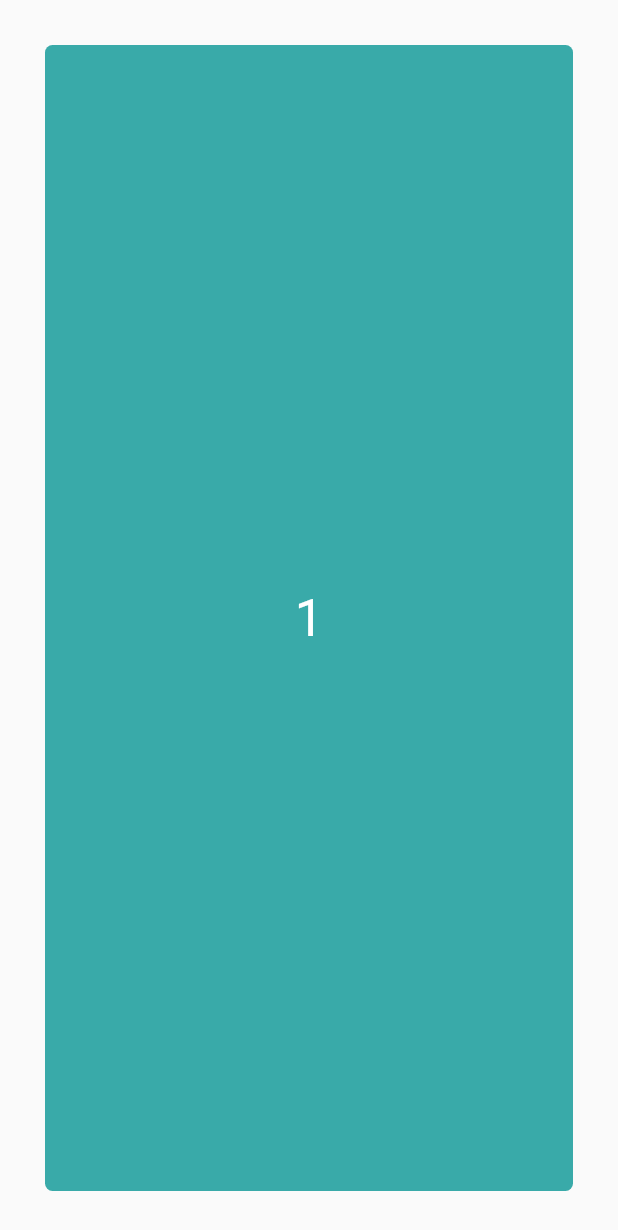
After one commit to brunneros/pitech-planning-poker, a Flutter app: the screen it shows after launch, after a tap on an icon or button, on a phone screen of 412 x 824 dp. The commit adds this screen. Shown: the top 1230 px of the screen. Run offline on Flutter 3.47's test engine with Material 2 defaults, Android fonts, the phone set to English and light mode, and no system bars; our stand-ins replace get_it, settings_ui, shared_preferences.

Commit message:
Added big card screen

```diff
--- a/lib/core/viewmodels/settings_view_model.dart
+++ b/lib/core/viewmodels/settings_view_model.dart
@@ -3,8 +3,8 @@ import 'package:planningpoker/core/services/SettingsService.dart';
 import 'package:planningpoker/locator.dart';
 
 class SettingsViewModel extends ChangeNotifier {
+
   final SettingsService settingsService = locator<SettingsService>();
-
   bool keepScreenOn;
 
   getKeepScreenOn() async {
--- a/lib/router.dart
+++ b/lib/router.dart
@@ -1,6 +1,7 @@
 import 'package:flutter/material.dart';
 
 import 'package:planningpoker/main.dart';
+import 'package:planningpoker/ui/deck_card.dart';
 import 'package:planningpoker/ui/settings.dart';
 
 class Router {
@@ -8,6 +9,9 @@ class Router {
     switch (settings.name) {
       case '/':
         return MaterialPageRoute(builder: (_) => Main());
+      case 'showcard':
+        final cardValue = settings.arguments;
+        return MaterialPageRoute(builder: (_) => DeckCard(cardValue: cardValue));
       case 'settings':
         return MaterialPageRoute(builder: (_) => Settings());
       default:
--- a/lib/ui/cards_table.dart
+++ b/lib/ui/cards_table.dart
@@ -41,6 +41,10 @@ class CardsTableState extends State<CardsTable> {
     return Material(
         elevation: 1,
         borderRadius: BorderRadius.circular(5),
+        child: InkWell(
+          // When the user taps the button, navigate to a named route
+          // and provide the arguments as an optional parameter.
+          onTap: () => Navigator.pushNamed(context, "showcard", arguments: value),
           child: Container(
             alignment: Alignment.center,
             decoration: BoxDecoration(
@@ -53,6 +57,8 @@ class CardsTableState extends State<CardsTable> {
                     .textTheme
                     .display1
                     .copyWith(color: Colors.white)),
-  ));
+          )
+        )
+    );
   }
 }
--- /dev/null
+++ b/lib/ui/deck_card.dart
@@ -0,0 +1,37 @@
+import 'package:flutter/material.dart';
+
+class DeckCard extends StatelessWidget {
+
+  final String cardValue;
+
+  @override
+  Widget build(BuildContext context) {
+    return Material(
+      elevation: 1,
+      child: SafeArea(
+        child: InkWell(
+            onTap: () => Navigator.pop(context),
+            child:Container(
+              margin: EdgeInsets.all(30.0),
+              alignment: Alignment.center,
+              decoration: BoxDecoration(
+                color: Color.fromARGB(255, 57, 170, 169),
+                shape: BoxShape.rectangle,
+                borderRadius: BorderRadius.circular(5),
+              ),
+              child: Text(cardValue,
+                  style: Theme.of(context)
+                      .textTheme
+                      .display1
+                      .copyWith(color: Colors.white)),
+            )
+        ),
+      )
+    );
+  }
+
+  const DeckCard({
+   Key key,
+   @required this.cardValue
+  }) : super(key: key);
+}
--- a/lib/ui/settings.dart
+++ b/lib/ui/settings.dart
@@ -13,12 +13,6 @@ class Settings extends StatefulWidget {
 class _SettingsState extends State<Settings> {
 
   SettingsViewModel model = locator<SettingsViewModel>();
-
-  // get initial values for the preferences
-  @override
-  void initState() {
-    super.initState();
-  }
 
   @override
   Widget build(BuildContext context) {
```
Also changed, not shown: lib/main.dart (+1 -7 lines). Lines whose indentation alone changed are shown as unchanged.
